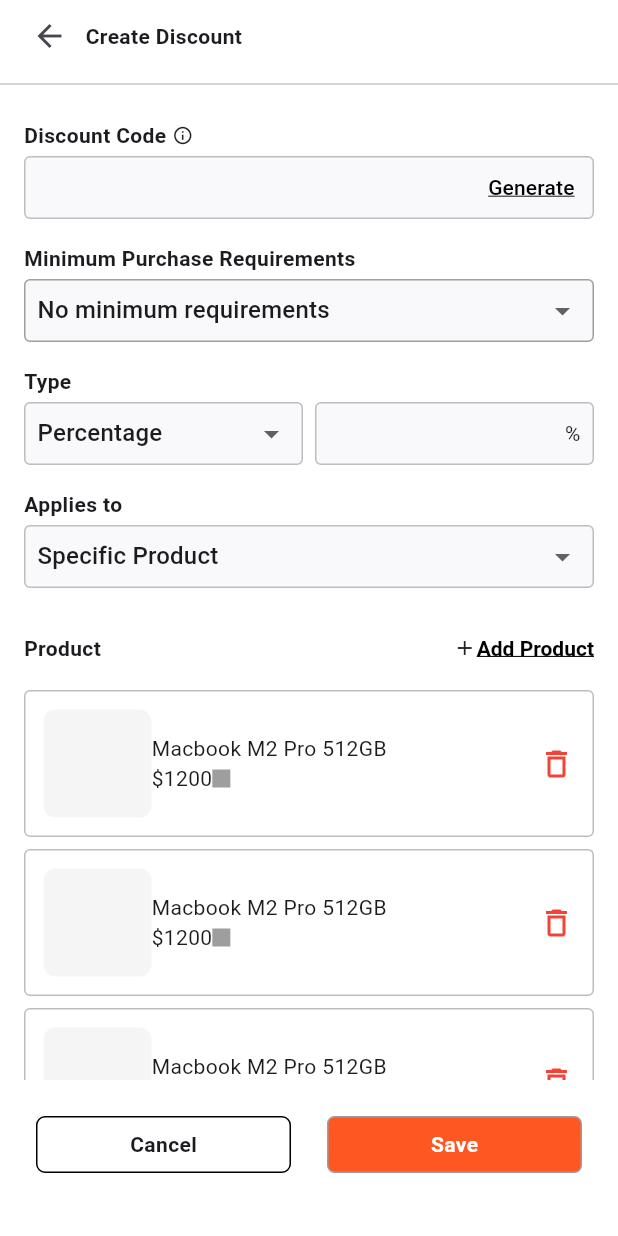
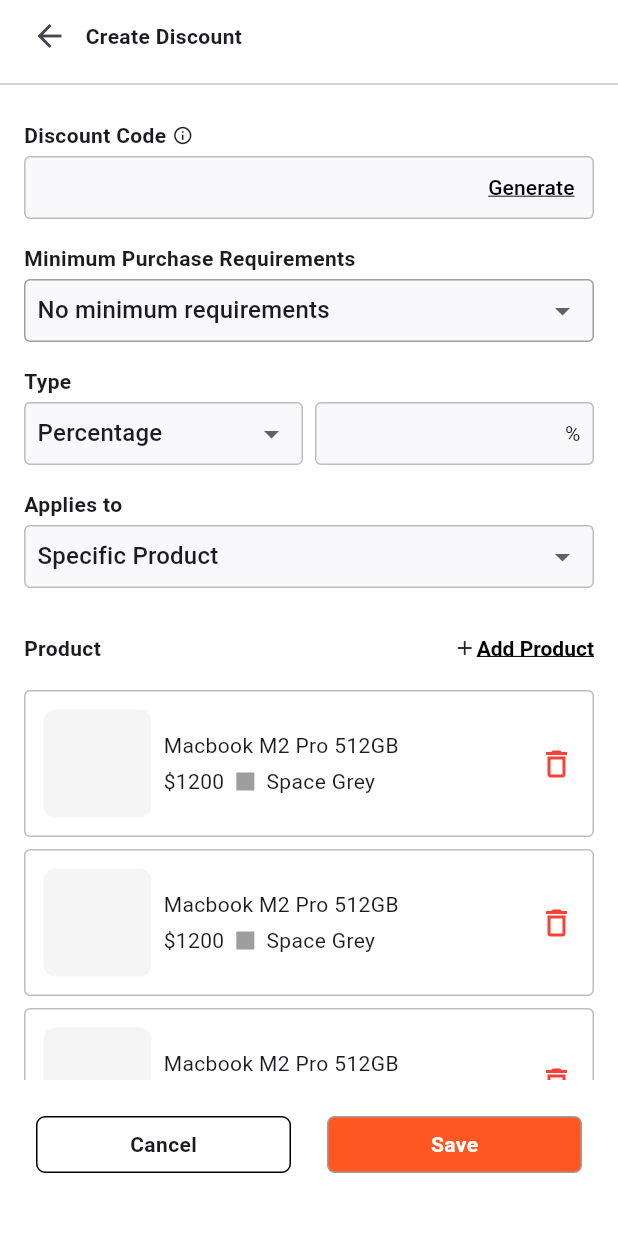
Before and after one commit to JAICHANGPARK/flutter_notebook_chapter_48, a Flutter app: the PromotionPage screen opened directly, after a tap on "Create Discount", on a phone screen of 412 x 824 dp. Run offline on Flutter 3.47's test engine with Material 3 defaults, Android fonts, the phone set to English and light mode, and no system bars; our stand-ins replace hugeicons.

Commit message:
Update promotion_page.dart

```diff
--- a/lib/ep2419_promotion_app/ui/promotion_page.dart
+++ b/lib/ep2419_promotion_app/ui/promotion_page.dart
@@ -540,6 +540,7 @@
                                                   ),
                                                 ),
                                                 child: Row(
+                                                  spacing: 8,
                                                   children: [
                                                     Container(
                                                       height: 72,
@@ -555,6 +556,7 @@
                                                     ),
                                                     Expanded(
                                                       child: Column(
+                                                        spacing: 4,
                                                         crossAxisAlignment:
                                                             CrossAxisAlignment
                                                                 .start,
@@ -563,6 +565,7 @@
                                                             "Macbook M2 Pro 512GB",
                                                           ),
                                                           Row(
+                                                            spacing: 8,
                                                             children: [
                                                               Text("\$1200"),
                                                               Container(
@@ -574,6 +577,7 @@
                                                                           .grey,
                                                                     ),
                                                               ),
+                                                              Text("Space Grey")
                                                             ],
                                                           ),
                                                         ],
```
